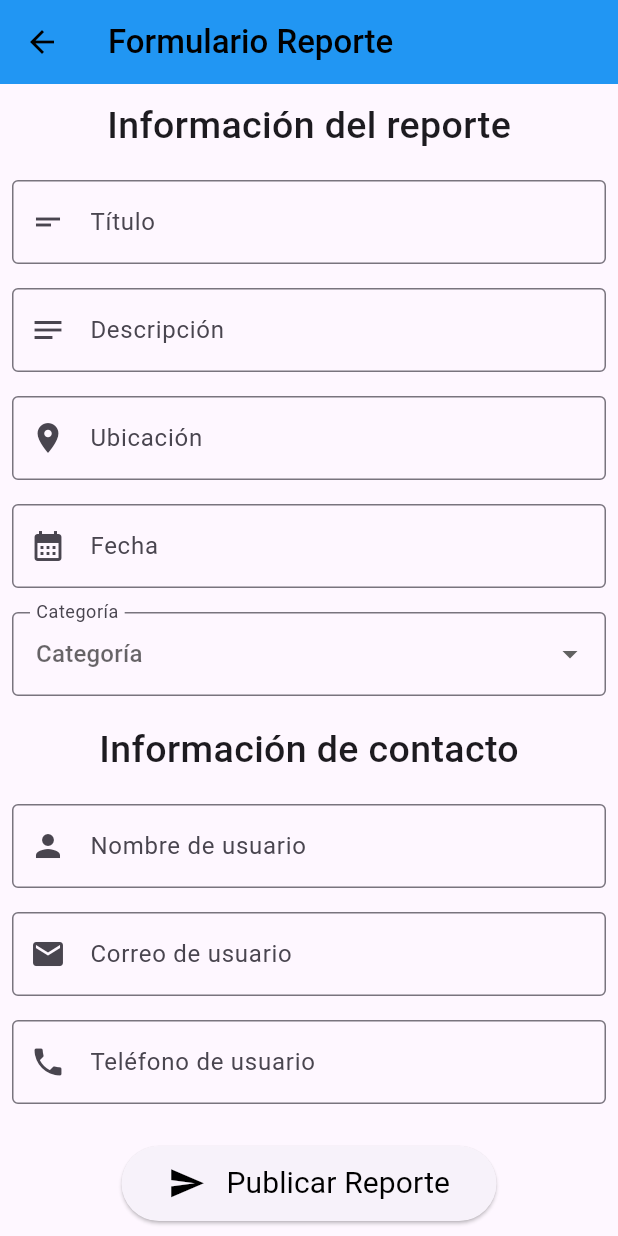
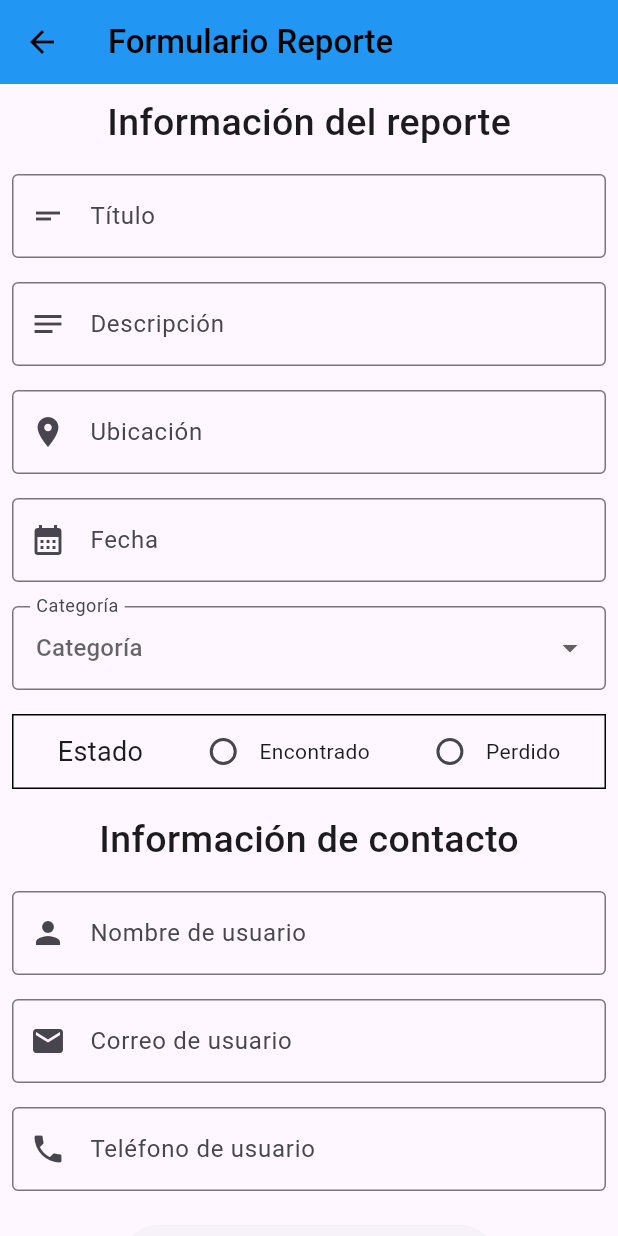
Before and after one commit to jmonsalve622/Proyecto-Ing-SW-10, a Flutter app: the CreateReportPage screen opened directly, on a phone screen of 412 x 824 dp. Run offline on Flutter 3.47's test engine with Material 3 defaults, Android fonts, the light colour scheme and no system bars.

Commit message:
Adición de estado de reporte en página crear reporte

```diff
--- a/lib/pages/create_report_page.dart
+++ b/lib/pages/create_report_page.dart
@@ -18,6 +18,9 @@ class _CreateReportPageState extends State<CreateReportPage> {
   final TextEditingController _dateController = TextEditingController();
   final TextEditingController _categoryController = TextEditingController();
   final List<String> categoryOptions = ["Estudio", "Tecnología", "Personal", "Higene", "Ropa", "Deportivo", "Otros"];
+  final TextEditingController _stateController = TextEditingController();
+  //final List<String> stateOptions = ["Encontrado", "Perdido"];
+
   final TextEditingController _userNameController = TextEditingController();
   final TextEditingController _userEmailController = TextEditingController();
   final TextEditingController _userPhoneController = TextEditingController();
@@ -36,7 +39,7 @@ class _CreateReportPageState extends State<CreateReportPage> {
       body: Column(
         children: [
         const Padding(
-          padding: EdgeInsets.all(10),
+          padding: EdgeInsets.all(8),
           child: Text("Información del reporte",
               style: TextStyle(fontSize: 25, fontWeight: FontWeight.w500)),
         ),
@@ -123,8 +126,53 @@ class _CreateReportPageState extends State<CreateReportPage> {
             },
           )
         ),
+        Padding(
+          padding: const EdgeInsets.all(8),
+          child: Container(
+            decoration: BoxDecoration(
+              border: BoxBorder.all()
+              //borderRadius:
+            ),
+            child: Row(
+              mainAxisAlignment: MainAxisAlignment.spaceEvenly,
+              children: [
+                Text("Estado", style: TextStyle(fontSize: 18, fontWeight: FontWeight.w400)),
+                Row(
+                  mainAxisAlignment: MainAxisAlignment.spaceAround,
+                  children: [
+                    Radio(
+                      value: "Encontrado",
+                      // ignore: deprecated_member_use
+                      groupValue: _stateController.text,
+                      onChanged: (value) {
+                        setState(() {
+                          _stateController.text = value!;
+                        });
+                      },
+                    ),
+                    Text("Encontrado")
+                  ]),
+                  Row(
+                  mainAxisAlignment: MainAxisAlignment.spaceAround,
+                  children: [
+                    Radio(
+                      value: "Perdido",
+                      // ignore: deprecated_member_use
+                      groupValue: _stateController.text,
+                      onChanged: (value) {
+                        setState(() {
+                          _stateController.text = value!;
+                        });
+                      },
+                    ),
+                    Text("Perdido")
+                  ])
+              ]
+              ),
+          )
+        ),
         const Padding(
-          padding: EdgeInsets.all(10),
+          padding: EdgeInsets.all(8),
           child: Text("Información de contacto",
               style: TextStyle(fontSize: 25, fontWeight: FontWeight.w500)),
         ),
@@ -166,7 +214,7 @@ class _CreateReportPageState extends State<CreateReportPage> {
         ),
         const Spacer(),
         Padding(
-          padding: const EdgeInsets.all(20),
+          padding: const EdgeInsets.all(15),
           child: SizedBox(
             width: 250,
             height: 50,
```
